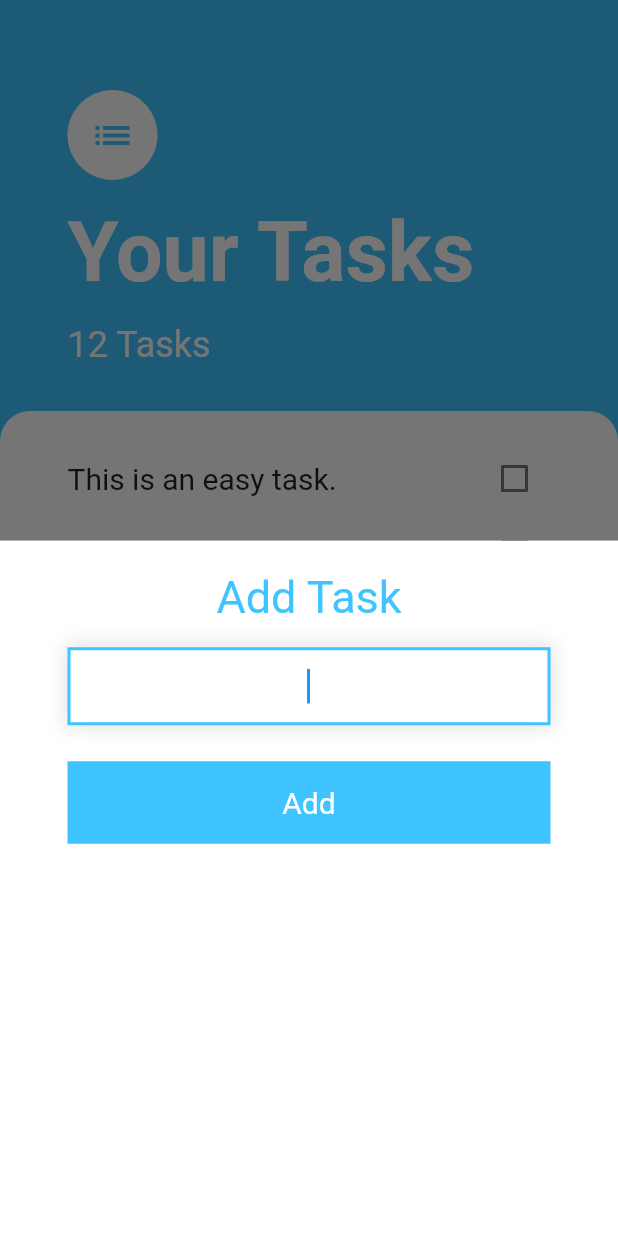
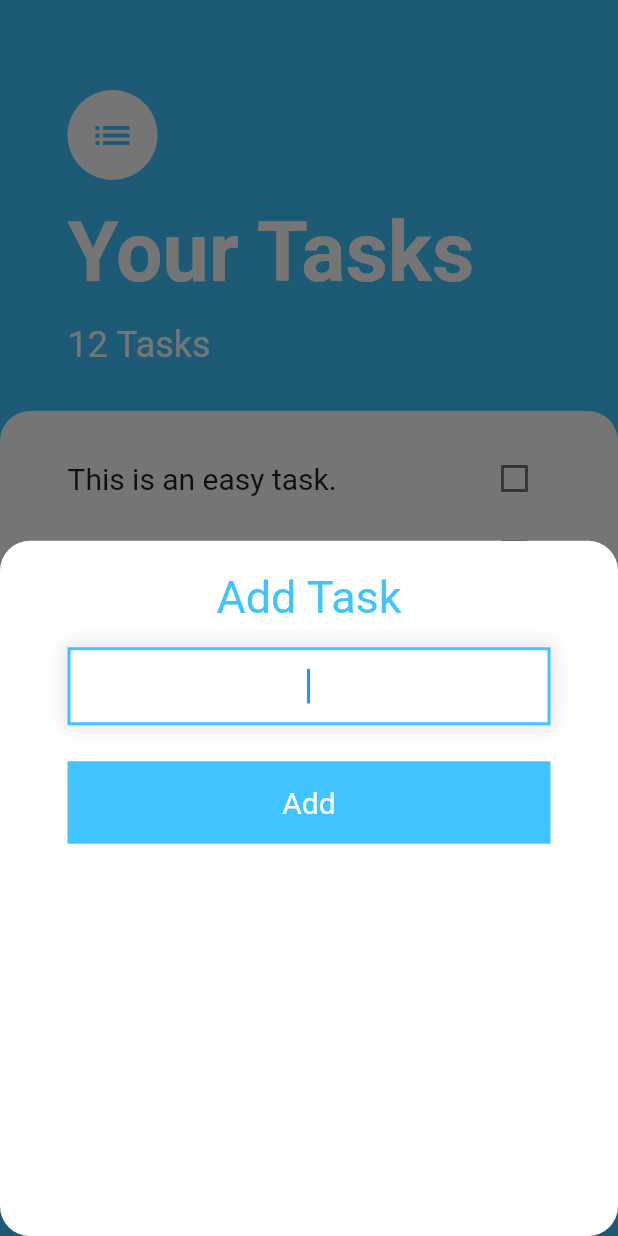
Before and after one commit to wpinrui/do, a Flutter app: the screen it shows after launch, after a tap on the "add" icon, on a phone screen of 412 x 824 dp. Run offline on Flutter 3.47's test engine with Material 2 defaults, Android fonts, the light colour scheme and no system bars.

Commit message:
Add rounded corners to modal

```diff
--- a/lib/screens/add_task_screen.dart
+++ b/lib/screens/add_task_screen.dart
@@ -6,7 +6,6 @@ class AddTaskScreen extends StatelessWidget {
   @override
   Widget build(BuildContext context) {
     return Container(
-      color: Colors.white,
       child: Padding(
         padding: const EdgeInsets.fromLTRB(45, 20, 45, 20),
         child: Container(
--- a/lib/screens/tasks_screen.dart
+++ b/lib/screens/tasks_screen.dart
@@ -15,6 +15,10 @@ class TasksScreen extends StatelessWidget {
         child: Icon(Icons.add),
         onPressed: () {
           showModalBottomSheet(
+            shape: RoundedRectangleBorder(
+              borderRadius: BorderRadius.circular(20.0),
+            ),
+            backgroundColor: Colors.white,
             context: context,
             builder: (context) => AddTaskScreen(),
           );
```
